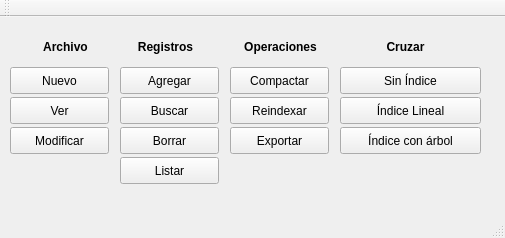
Qt form window.ui (Denisse23/ProyectoArchivos) before a commit.
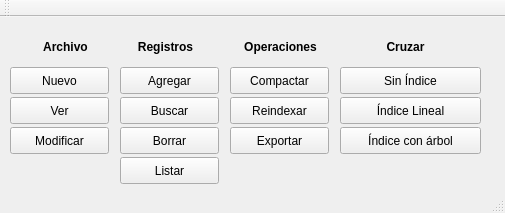
The same form after that commit.

The edit to the form file:
```diff
--- a/window.ui
+++ b/window.ui
@@ -7,7 +7,7 @@
     <x>0</x>
     <y>0</y>
     <width>505</width>
-    <height>238</height>
+    <height>213</height>
    </rect>
   </property>
   <property name="windowTitle">
```
